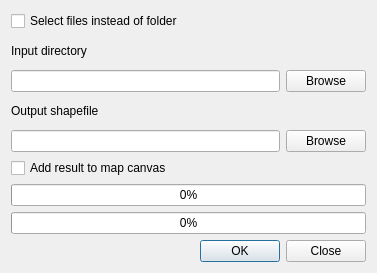
Old version of the form mergeshapesdialogbase.ui in the repository alexbruy/mergeshapes.
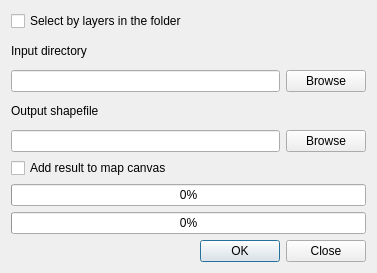
New version of the form.

What changed in the file:
```diff
--- a/mergeshapesdialogbase.ui
+++ b/mergeshapesdialogbase.ui
@@ -17,7 +17,7 @@
    <item>
     <widget class="QCheckBox" name="chkListMode">
      <property name="text">
-      <string>Select files instead of folder</string>
+      <string>Select by layers in the folder</string>
      </property>
     </widget>
    </item>
```
